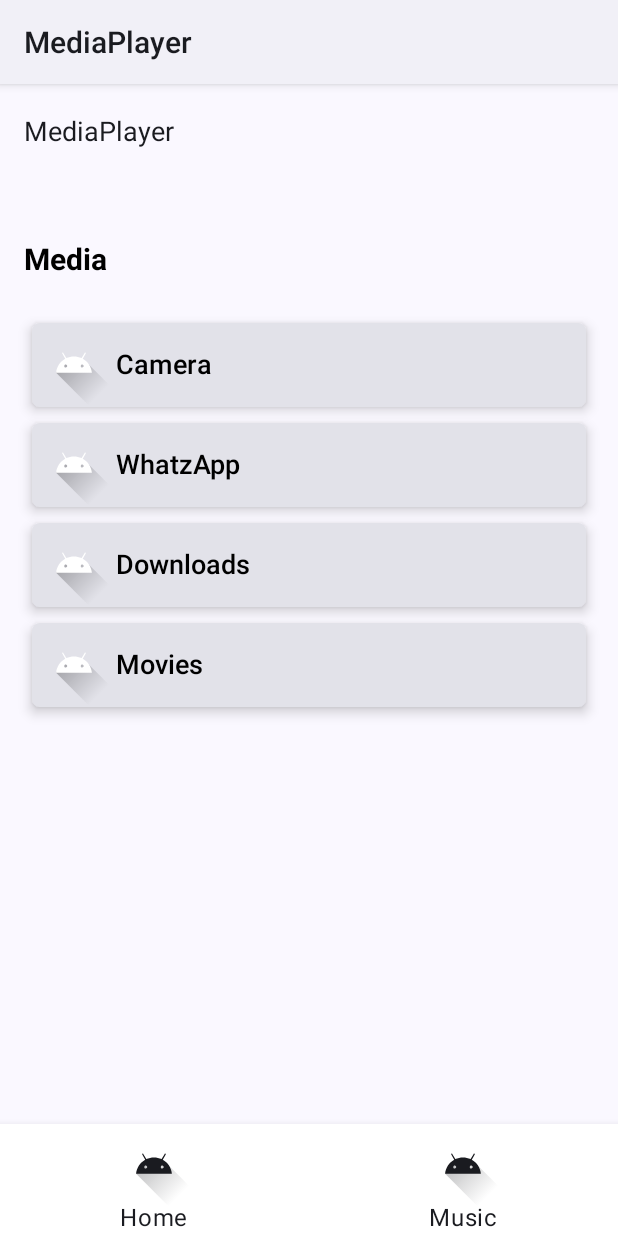
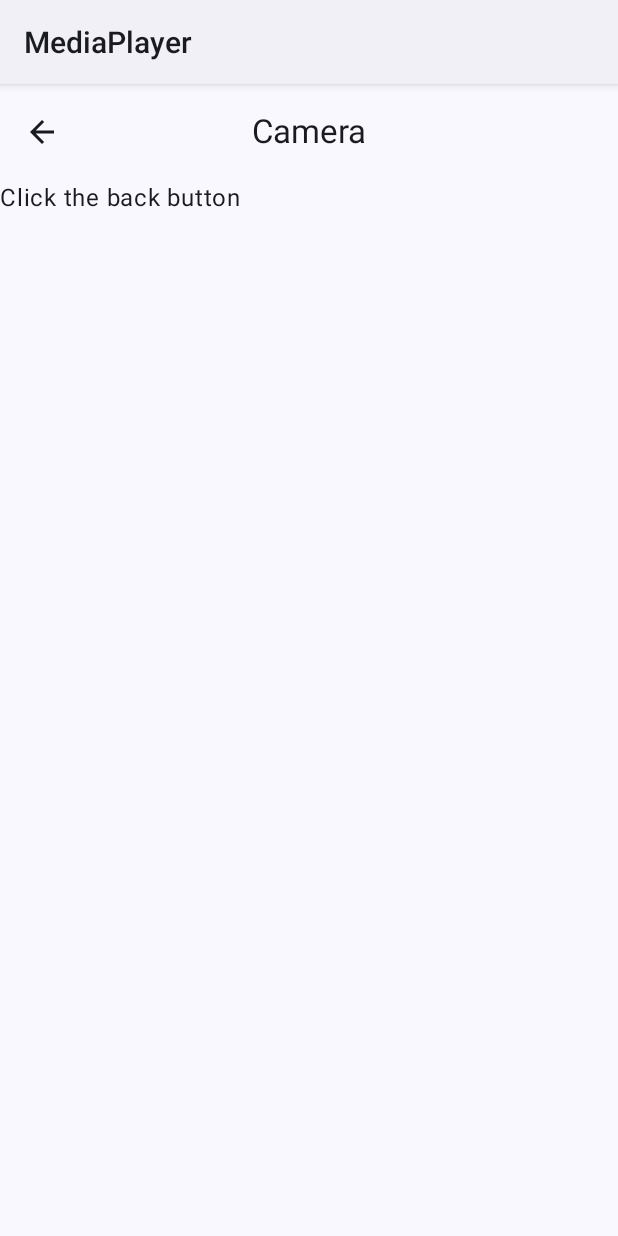
Before and after one commit to vineethpv/MediaPlayer, an Android app built with Jetpack Compose: the screen it shows after launch (HomeActivity), after a tap on "Camera", on a phone screen of 412 x 824 dp. Run offline under Robolectric (Android 15) with nearby library versions, the phone set to English and light mode, and no system bars; our stand-ins replace Dagger/Hilt's generated code, livedata-compose.

Commit message:
VideoListScreen and data passing via compose navigation impl.

```diff
--- a/app/build.gradle.kts
+++ b/app/build.gradle.kts
@@ -58,6 +58,7 @@ dependencies {
     implementation(libs.androidx.navigation)
     implementation(libs.androidx.activity.compose)
     implementation(platform(libs.androidx.compose.bom))
+    implementation(libs.androidx.compose.runtime.livedata)
     implementation(libs.androidx.ui)
     implementation(libs.androidx.ui.graphics)
     implementation(libs.androidx.ui.tooling.preview)
--- a/app/src/main/AndroidManifest.xml
+++ b/app/src/main/AndroidManifest.xml
@@ -7,6 +7,7 @@
     <uses-permission android:name="android.permission.POST_NOTIFICATIONS" />
 
     <application
+        android:name=".MediaPlayerApplication"
         android:allowBackup="true"
         android:dataExtractionRules="@xml/data_extraction_rules"
         android:fullBackupContent="@xml/backup_rules"
--- /dev/null
+++ b/app/src/main/java/com/vpvn/mediaplayer/MediaPlayerApplication.kt
@@ -0,0 +1,7 @@
+package com.vpvn.mediaplayer
+
+import android.app.Application
+import dagger.hilt.android.HiltAndroidApp
+
+@HiltAndroidApp
+class MediaPlayerApplication: Application()
--- /dev/null
+++ b/app/src/main/java/com/vpvn/mediaplayer/Screen.kt
@@ -0,0 +1,21 @@
+package com.vpvn.mediaplayer
+
+import androidx.navigation.NamedNavArgument
+import androidx.navigation.NavType
+import androidx.navigation.navArgument
+
+sealed class Screen(
+    val route: String,
+    val navArguments: List<NamedNavArgument> = emptyList()
+) {
+    data object Home : Screen("home")
+
+    data object VideoListing : Screen(
+        route = "videoListing/{directoryPath}",
+        navArguments = listOf(navArgument("directoryPath") {
+            type = NavType.StringType
+        })
+    ) {
+        fun createRoute(directoryPath: String) = "videoListing/${directoryPath}"
+    }
+}
--- a/app/src/main/java/com/vpvn/mediaplayer/ui/home/Navigation.kt
+++ b/app/src/main/java/com/vpvn/mediaplayer/ui/home/BottomBarNavigation.kt
@@ -19,18 +19,18 @@ import androidx.navigation.compose.composable
 import androidx.navigation.compose.currentBackStackEntryAsState
 import com.vpvn.mediaplayer.R
 
-sealed class Destinations(var route: String, var icon: Int, var title: String) {
-    data object Home : Destinations("home", R.drawable.ic_launcher_foreground, "Home")
-    data object Music : Destinations("music", R.drawable.ic_launcher_foreground, "Music")
+sealed class BottomDestination(var route: String, var icon: Int, var title: String) {
+    data object Home : BottomDestination("home", R.drawable.ic_launcher_foreground, "Home")
+    data object Music : BottomDestination("music", R.drawable.ic_launcher_foreground, "Music")
 }
 
 @Composable
-fun HostContent(navController: NavHostController) {
-    NavHost(navController, startDestination = Destinations.Home.route) {
-        composable(Destinations.Home.route) {
-            HomeScreen()
+fun BottomNavContent(navController: NavHostController, onItemClick: (String) -> Unit) {
+    NavHost(navController, startDestination = BottomDestination.Home.route) {
+        composable(BottomDestination.Home.route) {
+            HomeScreen(onItemClick = onItemClick)
         }
-        composable(Destinations.Music.route) {
+        composable(BottomDestination.Music.route) {
             MusicScreen()
         }
     }
@@ -38,7 +38,7 @@ fun HostContent(navController: NavHostController) {
 
 @Composable
 fun BottomNavigationBar(navController: NavController) {
-    val destinations = listOf(Destinations.Home, Destinations.Music)
+    val destinations = listOf(BottomDestination.Home, BottomDestination.Music)
 
     BottomNavigation(
         backgroundColor = colorResource(id = R.color.white),
--- a/app/src/main/java/com/vpvn/mediaplayer/ui/home/HomeActivity.kt
+++ b/app/src/main/java/com/vpvn/mediaplayer/ui/home/HomeActivity.kt
@@ -4,61 +4,33 @@ import android.os.Bundle
 import androidx.activity.ComponentActivity
 import androidx.activity.compose.setContent
 import androidx.compose.foundation.background
-import androidx.compose.foundation.layout.Box
 import androidx.compose.foundation.layout.Column
 import androidx.compose.foundation.layout.fillMaxSize
-import androidx.compose.foundation.layout.padding
 import androidx.compose.foundation.layout.wrapContentSize
-import androidx.compose.material3.ExperimentalMaterial3Api
-import androidx.compose.material3.Scaffold
 import androidx.compose.material3.Text
-import androidx.compose.material3.TopAppBar
 import androidx.compose.runtime.Composable
 import androidx.compose.ui.Alignment
 import androidx.compose.ui.Modifier
 import androidx.compose.ui.graphics.Color
 import androidx.compose.ui.res.colorResource
-import androidx.compose.ui.res.stringResource
 import androidx.compose.ui.text.font.FontWeight
 import androidx.compose.ui.text.style.TextAlign
-import androidx.compose.ui.tooling.preview.Preview
 import androidx.compose.ui.unit.sp
-import androidx.lifecycle.viewmodel.compose.viewModel
-import androidx.navigation.compose.rememberNavController
 import com.vpvn.mediaplayer.R
 import com.vpvn.mediaplayer.ui.theme.MediaPlayerTheme
+import dagger.hilt.android.AndroidEntryPoint
 
+@AndroidEntryPoint
 class HomeActivity : ComponentActivity() {
     override fun onCreate(savedInstanceState: Bundle?) {
         super.onCreate(savedInstanceState)
 
         setContent {
             MediaPlayerTheme {
-                MainScreen()
+                MediaPlayerApp()
             }
         }
     }
-}
-
-@Preview
-@Composable
-fun MainScreen(modifier: Modifier = Modifier) {
-    val navController = rememberNavController()
-    Scaffold(
-        topBar = { TopBar() },
-        bottomBar = { BottomNavigationBar(navController) },
-        content = { padding ->
-            Box(modifier = Modifier.padding(padding)) {
-                HostContent(navController = navController)
-            }
-        }
-    )
-}
-
-@Composable
-fun HomeScreen() {
-    val viewModel = viewModel<HomeViewModel>()
-    MediaDirectoriesListScreen(directories = viewModel.getMediaDirectories())
 }
 
 @Composable
@@ -79,9 +51,3 @@ fun MusicScreen() {
         )
     }
 }
-
-@OptIn(ExperimentalMaterial3Api::class)
-@Composable
-fun TopBar() {
-    TopAppBar(title = { Text(text = stringResource(R.string.app_name), fontSize = 18.sp) })
-}
--- /dev/null
+++ b/app/src/main/java/com/vpvn/mediaplayer/ui/home/HomeBottomNavigationScreen.kt
@@ -0,0 +1,21 @@
+package com.vpvn.mediaplayer.ui.home
+
+import androidx.compose.foundation.layout.Box
+import androidx.compose.foundation.layout.padding
+import androidx.compose.material3.Scaffold
+import androidx.compose.runtime.Composable
+import androidx.compose.ui.Modifier
+import androidx.navigation.compose.rememberNavController
+
+@Composable
+fun HomeBottomNavigationScreen(onItemClick: (String) -> Unit) {
+    val bottomNavController = rememberNavController()
+    Scaffold(
+        bottomBar = { BottomNavigationBar(navController = bottomNavController) },
+        content = { padding ->
+            Box(modifier = Modifier.padding(padding)) {
+                BottomNavContent(navController = bottomNavController, onItemClick)
+            }
+        }
+    )
+}
--- a/app/src/main/java/com/vpvn/mediaplayer/ui/home/MediaDirectory.kt
+++ b/app/src/main/java/com/vpvn/mediaplayer/ui/home/MediaDirectoryScreen.kt
@@ -25,12 +25,22 @@ import androidx.compose.ui.text.TextStyle
 import androidx.compose.ui.text.font.FontWeight
 import androidx.compose.ui.unit.dp
 import androidx.compose.ui.unit.sp
+import androidx.hilt.navigation.compose.hiltViewModel
 import com.vpvn.mediaplayer.R
 
 data class MediaDirectory(val folderName: String)
 
 @Composable
-fun MediaDirectoriesListScreen(directories: List<MediaDirectory>) {
+fun HomeScreen(onItemClick: (String) -> Unit) {
+    val viewModel: HomeViewModel = hiltViewModel()
+    MediaDirectoriesList(directories = viewModel.getMediaDirectories(), onItemClick)
+}
+
+@Composable
+fun MediaDirectoriesList(
+    directories: List<MediaDirectory>,
+    onItemClick: (String) -> Unit
+) {
     LazyColumn(
         modifier = Modifier.fillMaxWidth(),
         contentPadding = PaddingValues(16.dp)
@@ -53,8 +63,9 @@ fun MediaDirectoriesListScreen(directories: List<MediaDirectory>) {
 
         }
         items(directories) { directory ->
-            DirectoryCard(name = directory.folderName, onItemClick = { name ->
+            DirectoryCardItem(name = directory.folderName, onItemClick = { name ->
                 Log.d("vineeth", "$name clicked")
+                onItemClick(name)
             })
         }
     }
@@ -62,7 +73,7 @@ fun MediaDirectoriesListScreen(directories: List<MediaDirectory>) {
 
 
 @Composable
-fun DirectoryCard(name: String, onItemClick: (String) -> Unit) {
+fun DirectoryCardItem(name: String, onItemClick: (String) -> Unit) {
     Card(
         modifier = Modifier
             .fillMaxWidth()
--- /dev/null
+++ b/app/src/main/java/com/vpvn/mediaplayer/ui/home/MediaPlayerApp.kt
@@ -0,0 +1,32 @@
+package com.vpvn.mediaplayer.ui.home
+
+import androidx.compose.runtime.Composable
+import androidx.navigation.NavHostController
+import androidx.navigation.compose.NavHost
+import androidx.navigation.compose.composable
+import androidx.navigation.compose.rememberNavController
+import com.vpvn.mediaplayer.Screen
+import com.vpvn.mediaplayer.ui.videolisting.VideoFilesScreen
+
+
+@Composable
+fun MediaPlayerApp() {
+    MediaPlayerNavHost(navController = rememberNavController())
+}
+
+@Composable
+fun MediaPlayerNavHost(navController: NavHostController) {
+    NavHost(navController = navController, startDestination = Screen.Home.route) {
+        composable(route = Screen.Home.route) {
+            HomeBottomNavigationScreen(onItemClick = {
+                navController.navigate(Screen.VideoListing.createRoute(directoryPath = it))
+            })
+        }
+
+        composable(route = Screen.VideoListing.route) {
+            VideoFilesScreen(onBackClick = {
+                navController.navigateUp()
+            })
+        }
+    }
+}
--- /dev/null
+++ b/app/src/main/java/com/vpvn/mediaplayer/ui/videolisting/VideoFilesViewModel.kt
@@ -0,0 +1,17 @@
+package com.vpvn.mediaplayer.ui.videolisting
+
+import androidx.lifecycle.LiveData
+import androidx.lifecycle.MutableLiveData
+import androidx.lifecycle.SavedStateHandle
+import androidx.lifecycle.ViewModel
+
+
+class VideoFilesViewModel(
+    savedStateHandle: SavedStateHandle
+) : ViewModel() {
+
+    private val directoryName: String = savedStateHandle.get<String>("directoryPath")!!
+    private val _directoryNameLiveData = MutableLiveData(directoryName)
+    val directoryNameLiveData: LiveData<String>
+        get() = _directoryNameLiveData
+}
--- /dev/null
+++ b/app/src/main/java/com/vpvn/mediaplayer/ui/videolisting/VideoListingScreen.kt
@@ -0,0 +1,87 @@
+package com.vpvn.mediaplayer.ui.videolisting
+
+import androidx.compose.foundation.layout.Arrangement
+import androidx.compose.foundation.layout.PaddingValues
+import androidx.compose.foundation.layout.Row
+import androidx.compose.foundation.layout.fillMaxWidth
+import androidx.compose.foundation.layout.padding
+import androidx.compose.foundation.layout.wrapContentHeight
+import androidx.compose.foundation.lazy.LazyColumn
+import androidx.compose.material.icons.Icons
+import androidx.compose.material.icons.automirrored.filled.ArrowBack
+import androidx.compose.material3.CenterAlignedTopAppBar
+import androidx.compose.material3.ExperimentalMaterial3Api
+import androidx.compose.material3.Icon
+import androidx.compose.material3.IconButton
+import androidx.compose.material3.Scaffold
+import androidx.compose.material3.Text
+import androidx.compose.runtime.Composable
+import androidx.compose.runtime.livedata.observeAsState
+import androidx.compose.ui.Alignment
+import androidx.compose.ui.Modifier
+import androidx.compose.ui.graphics.Color
+import androidx.compose.ui.text.TextStyle
+import androidx.compose.ui.text.font.FontWeight
+import androidx.compose.ui.unit.dp
+import androidx.compose.ui.unit.sp
+import androidx.hilt.navigation.compose.hiltViewModel
+
+@OptIn(ExperimentalMaterial3Api::class)
+@Composable
+fun VideoFilesScreen(onBackClick: () -> Unit) {
+    val videoFilesViewModel: VideoFilesViewModel = hiltViewModel()
+    val directoryName = videoFilesViewModel.directoryNameLiveData.observeAsState().value ?: ""
+    Scaffold(
+        topBar = {
+            CenterAlignedTopAppBar(
+                title = {
+                    Text(directoryName)
+                },
+                navigationIcon = {
+                    IconButton(onClick = onBackClick) {
+                        Icon(
+                            imageVector = Icons.AutoMirrored.Filled.ArrowBack,
+                            contentDescription = "description"
+                        )
+                    }
+                },
+            )
+        },
+    ) { innerPadding ->
+        Text(
+            "Click the back button",
+            modifier = Modifier.padding(innerPadding),
+        )
+    }
+}
+
+@Composable
+fun VideoFileList() {
+    LazyColumn(
+        modifier = Modifier.fillMaxWidth(),
+        contentPadding = PaddingValues(16.dp)
+    ) {
+        item {
+            Row(
+                modifier = Modifier
+                    .fillMaxWidth()
+                    .wrapContentHeight()
+                    .padding(vertical = 25.dp),
+                horizontalArrangement = Arrangement.Start,
+                verticalAlignment = Alignment.CenterVertically
+            ) {
+                Text(
+                    text = "Media",
+                    color = Color.Black,
+                    style = TextStyle(fontSize = 20.sp, fontWeight = FontWeight.Bold)
+                )
+            }
+
+        }
+//        items(directories) { directory ->
+//            DirectoryCard(name = directory.folderName, onItemClick = { name ->
+//                Log.d("vineeth", "$name clicked")
+//            })
+//        }
+    }
+}
```
Also changed, not shown: gradle/libs.versions.toml (+5 -3 lines), 1 other file.
